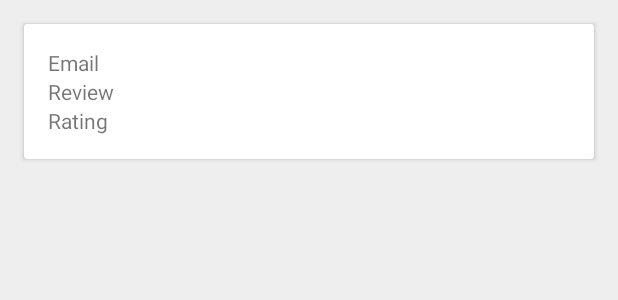
After one commit to tejas4888/Matrix2k17, an Android app: the layout reviewitem.xml on its own in the app's theme, with its tools: preview values and no code run, on a phone screen of 412 x 824 dp. The commit adds this screen. Shown: the top 300 px of the screen. Run offline under Robolectric (Android 15) with nearby library versions, the phone set to English and light mode, and no system bars.

Commit message:
Added recycler adapter and recycleritem xml for reviews

```diff
--- /dev/null
+++ b/app/src/main/res/layout/reviewitem.xml
@@ -0,0 +1,34 @@
+<?xml version="1.0" encoding="utf-8"?>
+<android.support.v7.widget.CardView android:layout_height="wrap_content"
+    android:layout_width="match_parent"
+    android:layout_margin="16dp"
+    xmlns:android="http://schemas.android.com/apk/res/android" >
+
+    <LinearLayout
+        android:layout_width="match_parent"
+        android:padding="16dp"
+        android:orientation="vertical"
+        android:layout_height="wrap_content">
+
+        <TextView
+            android:layout_width="wrap_content"
+            android:text="Email"
+            android:id="@+id/review_email"
+            android:layout_height="wrap_content" />
+
+        <TextView
+            android:layout_width="wrap_content"
+            android:layout_height="wrap_content"
+            android:id="@+id/review_review"
+            android:text="Review"/>
+
+        <TextView
+            android:layout_width="wrap_content"
+            android:text="Rating"
+            android:id="@+id/review_rating"
+            android:layout_height="wrap_content" />
+
+    </LinearLayout>
+
+
+    </android.support.v7.widget.CardView>
```
Also changed, not shown: app/src/main/java/spit/matrix2017/HelperClasses/ReviewAdapter.java (added, +63 -0 lines), app/src/main/res/layout/content_event_details.xml (+33 -0 lines).
